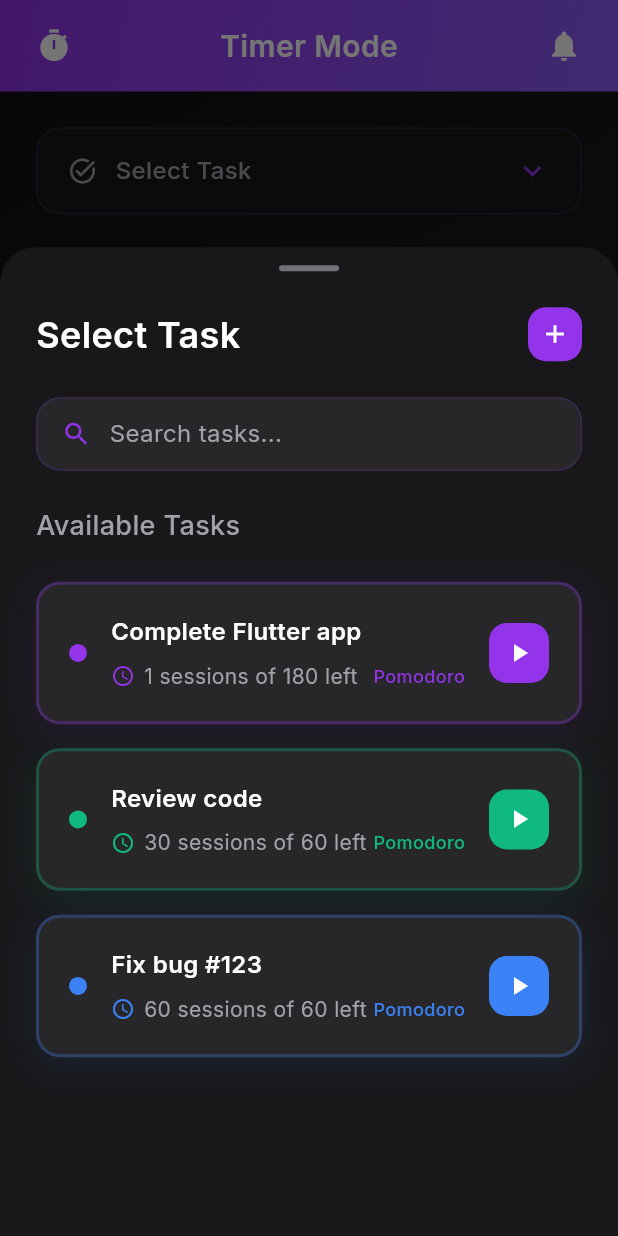
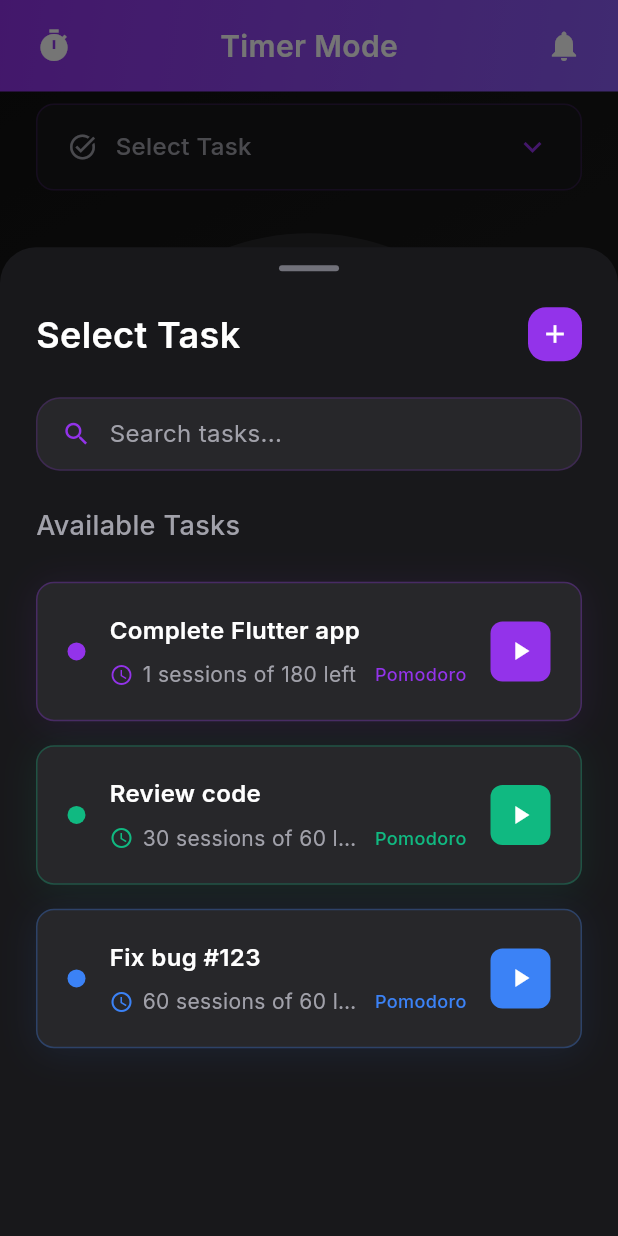
Before and after one commit to AccessibleDitto/4bit_hackit, a Flutter app: the TimerModePage screen opened by its route, after a tap on "Select Task", on a phone screen of 412 x 824 dp. Run offline on Flutter 3.47's test engine with Material 3 defaults, Android fonts, the light colour scheme and no system bars; our stand-ins replace calendar_view, cloud_firestore, confetti, firebase_auth, firebase_core, fl_chart and 5 more; missing offline and left inert: app_limiter, nfc_manager; accounts and stored records are empty.

Commit message:
fixed size constraint for timer mode screen

```diff
--- a/flutter_application_4bit/lib/homepage.dart
+++ b/flutter_application_4bit/lib/homepage.dart
@@ -779,15 +779,25 @@ class _TimerModePageState extends State<TimerModePage> with TickerProviderStateM
                             )
                           else
                             // In count-up mode, show timer display without progress circle
-                            Container(
-                              width: 300,
-                              height: 300,
+                            Builder(
+                              builder: (context) {
+                                final screenHeight = MediaQuery.of(context).size.height;
+                                final isSmallScreen = screenHeight < 700;
+                                final containerSize = isSmallScreen ? 220.0 : 300.0;
+
+                                // Use same font size calculation as TimerCircle
+                                final timerFontSize = containerSize * 0.16;
+                                final subtextFontSize = containerSize * 0.053;
+
+                                return Container(
+                                  width: containerSize,
+                                  height: containerSize,
                                   decoration: BoxDecoration(
                                     shape: BoxShape.circle,
                                     color: const Color(0xFF0F0F0F),
                                     border: Border.all(
                                       color: const Color(0xFF27272A),
-                                  width: 8,
+                                      width: isSmallScreen ? 6 : 8,
                                     ),
                                   ),
                                   child: Center(
@@ -797,25 +807,28 @@ class _TimerModePageState extends State<TimerModePage> with TickerProviderStateM
                                       children: [
                                         Text(
                                           TimerUtils.formatTime(_globalTimer.currentSeconds),
-                                      style: const TextStyle(
-                                        fontSize: 48,
-                                        fontWeight: FontWeight.w600,
+                                          style: GoogleFonts.inter(
+                                            fontSize: timerFontSize,
+                                            fontWeight: FontWeight.w300,
                                             color: Colors.white,
+                                            letterSpacing: -1,
                                           ),
                                         ),
                                         const SizedBox(height: 8),
                                         Text(
                                           _isBreakTime ? 'Break Time' : 'Count Up Mode',
-                                      style: TextStyle(
-                                        fontSize: 16,
+                                          style: GoogleFonts.inter(
+                                            fontSize: subtextFontSize,
                                             color: Colors.white.withOpacity(0.7),
                                           ),
                                         ),
                                       ],
                                     ),
                                   ),
+                                );
+                              }
                             ),
-                          const SizedBox(height: 40),
+                          SizedBox(height: MediaQuery.of(context).size.height < 700 ? 16 : 40),
                           // Action Buttons
                           TimerActionButtons(
                             timerState: _isBreakTime ? TimerState.breakRunning :
--- a/flutter_application_4bit/lib/widgets/app_bar_widgets.dart
+++ b/flutter_application_4bit/lib/widgets/app_bar_widgets.dart
@@ -22,8 +22,14 @@ class TimerAppBar extends StatelessWidget {
     bool shouldShowTaskPill = timerState != TimerState.idle &&
                               timerState != TimerState.completed;
 
+    final screenHeight = MediaQuery.of(context).size.height;
+    final isSmallScreen = screenHeight < 700;
+
     return Container(
-      padding: const EdgeInsets.symmetric(horizontal: 24, vertical: 16),
+      padding: EdgeInsets.symmetric(
+        horizontal: 24,
+        vertical: isSmallScreen ? 12 : 16
+      ),
       decoration: const BoxDecoration(
         gradient: LinearGradient(
           colors: [Color(0xFF9333EA), Color(0xFF8B5CF6)],
--- a/flutter_application_4bit/lib/widgets/mode_settings_widgets.dart
+++ b/flutter_application_4bit/lib/widgets/mode_settings_widgets.dart
@@ -9,6 +9,7 @@ class AmbientMusicController extends StatefulWidget {
   final String selectedAmbientMusic;
   final ValueChanged<bool> onAmbientMusicChanged;
   final ValueChanged<String> onAmbientMusicOptionChanged;
+  final bool isCompact;
 
   const AmbientMusicController({
     super.key,
@@ -16,6 +17,7 @@ class AmbientMusicController extends StatefulWidget {
     required this.selectedAmbientMusic,
     required this.onAmbientMusicChanged,
     required this.onAmbientMusicOptionChanged,
+    this.isCompact = false,
   });
 
   @override
@@ -116,6 +118,7 @@ class _AmbientMusicControllerState extends State<AmbientMusicController> {
       isSelected: widget.isAmbientMusic,
       color: const Color(0xFF3B82F6),
       onTap: _showAmbientMusicModal,
+      isCompact: widget.isCompact,
     );
   }
 }
@@ -178,8 +181,11 @@ class ModeSelectionBar extends StatelessWidget {
 
   @override
   Widget build(BuildContext context) {
+    final screenHeight = MediaQuery.of(context).size.height;
+    final isSmallScreen = screenHeight < 700;
+
     return Container(
-      margin: const EdgeInsets.all(20),
+      margin: EdgeInsets.all(isSmallScreen ? 8 : 20),
       decoration: BoxDecoration(
         color: const Color(0xFF18181B).withOpacity(0.8),
         borderRadius: BorderRadius.circular(20),
@@ -187,6 +193,11 @@ class ModeSelectionBar extends StatelessWidget {
           color: const Color(0xFF9333EA).withOpacity(0.2),
           width: 1,
         ),
+      ),
+      child: Padding(
+        padding: EdgeInsets.symmetric(
+          vertical: isSmallScreen ? 6 : 12,
+          horizontal: 16,
         ),
         child: Row(
           mainAxisAlignment: MainAxisAlignment.spaceAround,
@@ -197,6 +208,7 @@ class ModeSelectionBar extends StatelessWidget {
               isSelected: isStrictMode,
               color: const Color(0xFFEF4444),
               onTap: onStrictModePressed,
+              isCompact: isSmallScreen,
             ),
             ModeOption(
               icon: Icons.timer,
@@ -204,14 +216,17 @@ class ModeSelectionBar extends StatelessWidget {
               isSelected: isTimerMode,
               color: const Color(0xFF10B981),
               onTap: () => _showTimerModeModal(context),
+              isCompact: isSmallScreen,
             ),
               AmbientMusicController(
                 isAmbientMusic: isAmbientMusic,
                 selectedAmbientMusic: selectedAmbientMusic,
                 onAmbientMusicChanged: onAmbientMusicChanged,
                 onAmbientMusicOptionChanged: onAmbientMusicOptionChanged,
+                isCompact: isSmallScreen,
               ),
           ],
+        ),
       ),
     );
   }
@@ -318,6 +333,7 @@ class ModeOption extends StatelessWidget {
   final bool isSelected;
   final Color color;
   final VoidCallback onTap;
+  final bool isCompact;
 
   const ModeOption({
     super.key,
@@ -326,6 +342,7 @@ class ModeOption extends StatelessWidget {
     required this.isSelected,
     required this.color,
     required this.onTap,
+    this.isCompact = false,
   });
 
   @override
@@ -336,10 +353,11 @@ class ModeOption extends StatelessWidget {
         HapticFeedback.selectionClick();
       },
       child: Column(
+        mainAxisSize: MainAxisSize.min,
         children: [
           Container(
-            width: 56,
-            height: 56,
+            width: isCompact ? 40 : 56,
+            height: isCompact ? 40 : 56,
             decoration: BoxDecoration(
               color: Colors.transparent,
               borderRadius: BorderRadius.circular(16),
@@ -351,15 +369,15 @@ class ModeOption extends StatelessWidget {
             child: Icon(
               icon,
               color: color,
-              size: 24,
+              size: isCompact ? 18 : 24,
             ),
           ),
-          const SizedBox(height: 8),
+          SizedBox(height: isCompact ? 3 : 8),
           Text(
             label,
             style: GoogleFonts.inter(
               color: color,
-              fontSize: 12,
+              fontSize: isCompact ? 9 : 12,
               fontWeight: FontWeight.w500,
             ),
           ),
--- a/flutter_application_4bit/lib/widgets/task_widgets.dart
+++ b/flutter_application_4bit/lib/widgets/task_widgets.dart
@@ -15,14 +15,23 @@ class TaskSelector extends StatelessWidget {
 
   @override
   Widget build(BuildContext context) {
+    final screenHeight = MediaQuery.of(context).size.height;
+    final isSmallScreen = screenHeight < 700;
+
     return GestureDetector(
       onTap: onTap,
       child: Container(
-        margin: const EdgeInsets.all(24),
-        padding: const EdgeInsets.symmetric(horizontal: 20, vertical: 16),
+        margin: EdgeInsets.symmetric(
+          horizontal: isSmallScreen ? 16 : 24,
+          vertical: isSmallScreen ? 4 : 8
+        ),
+        padding: EdgeInsets.symmetric(
+          horizontal: isSmallScreen ? 16 : 20,
+          vertical: isSmallScreen ? 12 : 16
+        ),
         decoration: BoxDecoration(
           color: const Color(0xFF18181B),
-          borderRadius: BorderRadius.circular(16),
+          borderRadius: BorderRadius.circular(12),
           border: Border.all(
             color: const Color(0xFF9333EA).withOpacity(0.2),
             width: 1,
@@ -33,23 +42,23 @@ class TaskSelector extends StatelessWidget {
             Icon(
               Icons.task_alt,
               color: selectedTask == 'Select Task' ? const Color(0xFFA1A1AA) : const Color(0xFF9333EA),
-              size: 20,
+              size: isSmallScreen ? 18 : 20,
             ),
-            const SizedBox(width: 12),
+            SizedBox(width: isSmallScreen ? 10 : 12),
             Expanded(
               child: Text(
                 selectedTask,
                 style: GoogleFonts.inter(
                   color: selectedTask == 'Select Task' ? const Color(0xFFA1A1AA) : Colors.white,
-                  fontSize: 16,
+                  fontSize: isSmallScreen ? 14 : 16,
                   fontWeight: FontWeight.w500,
                 ),
               ),
             ),
-            const Icon(
+            Icon(
               Icons.keyboard_arrow_down,
-              color: Color(0xFF9333EA),
-              size: 24,
+              color: const Color(0xFF9333EA),
+              size: isSmallScreen ? 20 : 24,
             ),
           ],
         ),
@@ -70,26 +79,29 @@ class TaskItem extends StatelessWidget {
 
   @override
   Widget build(BuildContext context) {
+    final screenHeight = MediaQuery.of(context).size.height;
+    final isSmallScreen = screenHeight < 700;
+
     return GestureDetector(
       onTap: () {
         onTap();
         HapticFeedback.selectionClick();
       },
       child: Container(
-        margin: const EdgeInsets.only(bottom: 16),
-        padding: const EdgeInsets.all(20),
+        margin: EdgeInsets.only(bottom: isSmallScreen ? 8 : 16),
+        padding: EdgeInsets.all(isSmallScreen ? 12 : 20),
         decoration: BoxDecoration(
           color: const Color(0xFF27272A),
-          borderRadius: BorderRadius.circular(16),
+          borderRadius: BorderRadius.circular(12),
           border: Border.all(
             color: task.color.withOpacity(0.3),
-            width: 2,
+            width: 1,
           ),
           boxShadow: [
             BoxShadow(
               color: task.color.withOpacity(0.1),
-              blurRadius: 20,
-              offset: const Offset(0, 5),
+              blurRadius: isSmallScreen ? 10 : 20,
+              offset: const Offset(0, 3),
             ),
           ],
         ),
@@ -97,14 +109,14 @@ class TaskItem extends StatelessWidget {
           children: [
             // Task colour indicator
             Container(
-              width: 12,
-              height: 12,
+              width: isSmallScreen ? 10 : 12,
+              height: isSmallScreen ? 10 : 12,
               decoration: BoxDecoration(
                 color: task.color,
                 shape: BoxShape.circle,
               ),
             ),
-            const SizedBox(width: 16),
+            SizedBox(width: isSmallScreen ? 12 : 16),
             // Task info
             Expanded(
               child: Column(
@@ -114,34 +126,40 @@ class TaskItem extends StatelessWidget {
                     task.title,
                     style: GoogleFonts.inter(
                       color: Colors.white,
-                      fontSize: 16,
+                      fontSize: isSmallScreen ? 14 : 16,
                       fontWeight: FontWeight.w600,
                     ),
+                    overflow: TextOverflow.ellipsis,
+                    maxLines: 1,
                   ),
-                  const SizedBox(height: 8),
+                  SizedBox(height: isSmallScreen ? 4 : 8),
                   Row(
                     children: [
                       Icon(
                         Icons.access_time,
                         color: task.color,
-                        size: 16,
+                        size: isSmallScreen ? 14 : 16,
                       ),
-                      const SizedBox(width: 6),
-                      Text(
-                        task.sessionsLeft > 0
-                          ? '${task.sessionsLeft} sessions of ${task.sessions} left'
-                          : 'All sessions completed!',
-                        style: GoogleFonts.inter(
-                          color: const Color(0xFFA1A1AA),
-                          fontSize: 14,
+                      SizedBox(width: isSmallScreen ? 4 : 6),
+                      Expanded(
+                        child: Text(
+                          task.sessionsLeft > 0
+                            ? '${task.sessionsLeft} sessions of ${task.sessions} left'
+                            : 'All sessions completed!',
+                          style: GoogleFonts.inter(
+                            color: const Color(0xFFA1A1AA),
+                            fontSize: isSmallScreen ? 12 : 14,
+                          ),
+                          overflow: TextOverflow.ellipsis,
+                          maxLines: 1,
                         ),
                       ),
-                      const Spacer(),
+                      SizedBox(width: isSmallScreen ? 4 : 8),
                       Text(
                         'Pomodoro',
                         style: GoogleFonts.inter(
                           color: task.color,
-                          fontSize: 12,
+                          fontSize: isSmallScreen ? 10 : 12,
                           fontWeight: FontWeight.w500,
                         ),
                       ),
@@ -150,19 +168,19 @@ class TaskItem extends StatelessWidget {
                 ],
               ),
             ),
-            const SizedBox(width: 16),
+            SizedBox(width: isSmallScreen ? 8 : 16),
             // Select button
             Container(
-              width: 40,
-              height: 40,
+              width: isSmallScreen ? 32 : 40,
+              height: isSmallScreen ? 32 : 40,
               decoration: BoxDecoration(
                 color: task.color,
-                borderRadius: BorderRadius.circular(12),
+                borderRadius: BorderRadius.circular(8),
               ),
-              child: const Icon(
+              child: Icon(
                 Icons.play_arrow,
                 color: Colors.white,
-                size: 20,
+                size: isSmallScreen ? 16 : 20,
               ),
             ),
           ],
@@ -186,8 +204,13 @@ class TaskSelectionModal extends StatelessWidget {
 
   @override
   Widget build(BuildContext context) {
+    final screenHeight = MediaQuery.of(context).size.height;
+    final isSmallScreen = screenHeight < 700;
+
     return Container(
-      height: MediaQuery.of(context).size.height * 0.8,
+      height: isSmallScreen
+          ? screenHeight * 0.55
+          : screenHeight * 0.8,
       decoration: const BoxDecoration(
         color: Color(0xFF18181B),
         borderRadius: BorderRadius.only(
@@ -199,7 +222,7 @@ class TaskSelectionModal extends StatelessWidget {
         children: [
           // Handle bar
           Container(
-            margin: const EdgeInsets.only(top: 12),
+            margin: EdgeInsets.only(top: isSmallScreen ? 6 : 12),
             width: 40,
             height: 4,
             decoration: BoxDecoration(
@@ -209,7 +232,7 @@ class TaskSelectionModal extends StatelessWidget {
           ),
           // Header
           Padding(
-            padding: const EdgeInsets.all(24),
+            padding: EdgeInsets.all(isSmallScreen ? 8 : 24),
             child: Row(
               children: [
                 Expanded(
@@ -217,7 +240,7 @@ class TaskSelectionModal extends StatelessWidget {
                     'Select Task',
                     style: GoogleFonts.inter(
                       color: Colors.white,
-                      fontSize: 24,
+                      fontSize: isSmallScreen ? 20 : 24,
                       fontWeight: FontWeight.w600,
                     ),
                   ),
@@ -245,9 +268,12 @@ class TaskSelectionModal extends StatelessWidget {
           ),
           // Search bar
           Padding(
-            padding: const EdgeInsets.symmetric(horizontal: 24),
+            padding: EdgeInsets.symmetric(horizontal: isSmallScreen ? 2 : 24),
             child: Container(
-              padding: const EdgeInsets.symmetric(horizontal: 16, vertical: 12),
+              padding: EdgeInsets.symmetric(
+                horizontal: 16,
+                vertical: isSmallScreen ? 8 : 12
+              ),
               decoration: BoxDecoration(
                 color: const Color(0xFF27272A),
                 borderRadius: BorderRadius.circular(16),
@@ -269,7 +295,7 @@ class TaskSelectionModal extends StatelessWidget {
                       'Search tasks...',
                       style: GoogleFonts.inter(
                         color: const Color(0xFFA1A1AA),
-                        fontSize: 16,
+                        fontSize: isSmallScreen ? 14 : 16,
                       ),
                     ),
                   ),
@@ -279,14 +305,14 @@ class TaskSelectionModal extends StatelessWidget {
           ),
           // Available Tasks section
           Padding(
-            padding: const EdgeInsets.all(24),
+            padding: EdgeInsets.all(isSmallScreen ? 8 : 24),
             child: Align(
               alignment: Alignment.centerLeft,
               child: Text(
                 'Available Tasks',
                 style: GoogleFonts.inter(
                   color: const Color(0xFFA1A1AA),
-                  fontSize: 18,
+                  fontSize: isSmallScreen ? 16 : 18,
                   fontWeight: FontWeight.w500,
                 ),
               ),
@@ -295,7 +321,7 @@ class TaskSelectionModal extends StatelessWidget {
           // Task list
           Expanded(
             child: ListView.builder(
-              padding: const EdgeInsets.symmetric(horizontal: 24),
+              padding: EdgeInsets.symmetric(horizontal: isSmallScreen ? 2 : 24),
               physics: const BouncingScrollPhysics(),
               itemCount: tasks.length,
               itemBuilder: (context, index) {
--- a/flutter_application_4bit/lib/widgets/timer_display_widgets.dart
+++ b/flutter_application_4bit/lib/widgets/timer_display_widgets.dart
@@ -28,40 +28,38 @@ class TimerCircle extends StatelessWidget {
 
   @override
   Widget build(BuildContext context) {
-    final screenWidth = MediaQuery.of(context).size.width;
     final screenHeight = MediaQuery.of(context).size.height;
 
-    final maxCircleSize = screenWidth * 0.7;
-    final availableHeight = screenHeight * 0.4;
-    final circleSize = [maxCircleSize, availableHeight, 300.0].reduce((a, b) => a < b ? a : b);
+    final isSmallScreen = screenHeight < 700;
+    final circleSize = isSmallScreen ? 220.0 : 300.0;
 
     final timerFontSize = circleSize * 0.16;
     final subtextFontSize = circleSize * 0.053;
 
     return SizedBox(
-      width: 300,
-      height: 300,
+      width: circleSize,
+      height: circleSize,
       child: Stack(
         alignment: Alignment.center,
         children: [
           // Outer Circle
           SizedBox(
-            width: 300,
-            height: 300,
+            width: circleSize,
+            height: circleSize,
             child: DecoratedBox(
               decoration: BoxDecoration(
                 shape: BoxShape.circle,
                 border: Border.all(
                   color: const Color(0xFF27272A),
-                  width: 8,
+                  width: isSmallScreen ? 6 : 8,
                 ),
               ),
             ),
           ),
           // Progress Circle
           SizedBox(
-            width: 300,
-            height: 300,
+            width: circleSize,
+            height: circleSize,
             child: TweenAnimationBuilder<double>(
               duration: const Duration(milliseconds: 800),
               curve: Curves.linear,
@@ -72,7 +70,7 @@ class TimerCircle extends StatelessWidget {
               builder: (context, animatedValue, child) {
                 return CircularProgressIndicator(
                   value: animatedValue,
-                  strokeWidth: 16,
+                  strokeWidth: isSmallScreen ? 12 : 16,
                   backgroundColor: const Color(0xFF27272A),
                   valueColor: AlwaysStoppedAnimation<Color>(
                     TimerUtils.getProgressColor(isBreakTime),
@@ -147,7 +145,11 @@ class SessionIndicator extends StatelessWidget {
   @override
   Widget build(BuildContext context) {
     final screenWidth = MediaQuery.of(context).size.width;
-    final circleSize = screenWidth * 0.7;
+    final screenHeight = MediaQuery.of(context).size.height;
+
+    // Responsive sizing
+    final isSmallScreen = screenHeight < 700;
+    final circleSize = isSmallScreen ? 220.0 : (screenWidth * 0.7);
 
     // Calculate session number (represented by dot) sizes and spacing
     final dotSize = circleSize * 0.04;
@@ -156,9 +158,9 @@ class SessionIndicator extends StatelessWidget {
     final padding = ((screenWidth - totalWidth) / 2).clamp(0.0, double.infinity);
 
     return Container(
-      margin: EdgeInsets.only(bottom: circleSize * 0.133),
+      margin: EdgeInsets.only(bottom: isSmallScreen ? (circleSize * 0.06) : (circleSize * 0.133)),
       width: screenWidth,
-      height: circleSize * 0.06,
+      height: isSmallScreen ? (circleSize * 0.04) : (circleSize * 0.06),
       child: SingleChildScrollView(
         scrollDirection: Axis.horizontal,
         child: Container(
```
Lines whose indentation alone changed are shown as unchanged.
